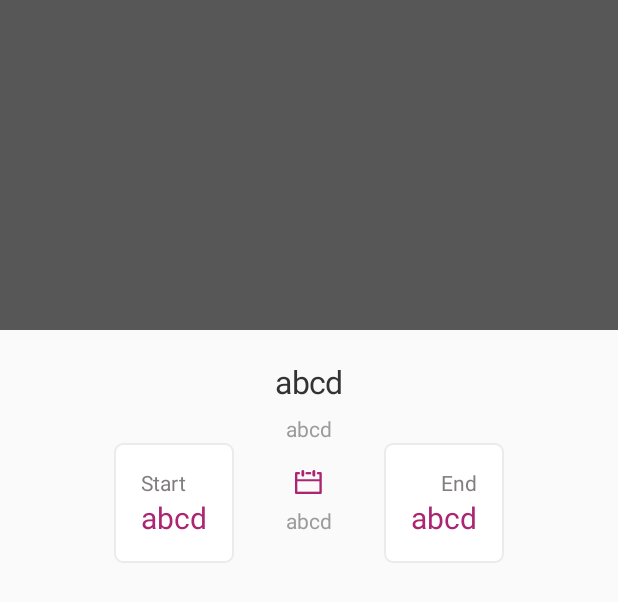
After one commit to meshvelianiTengo/IABCAndroid, an Android app: the layout fr_event_inner.xml on its own in the app's theme, with its tools: preview values and no code run, on a phone screen of 412 x 824 dp. The commit adds this screen. Shown: the top 602 px of the screen. Run offline under Robolectric (Android 15) with nearby library versions, the phone set to English and light mode, and no system bars.

Commit message:
fr_EVENT_INNER IS LAYOUT AWYOBILIA

```diff
--- /dev/null
+++ b/app/src/main/res/drawable/fr_event_inner_time_layout_background.xml
@@ -0,0 +1,14 @@
+<?xml version="1.0" encoding="utf-8"?>
+<selector xmlns:android="http://schemas.android.com/apk/res/android">
+    <item>
+        <shape>
+            <solid android:color="@android:color/white" />
+            <stroke
+                android:width="1dp"
+                android:color="@color/_EBEBEB" />
+            <corners
+                android:radius="5dp"
+                />
+        </shape>
+    </item>
+</selector>
--- /dev/null
+++ b/app/src/main/res/layout/fr_event_inner.xml
@@ -0,0 +1,141 @@
+<?xml version="1.0" encoding="utf-8"?>
+<LinearLayout xmlns:android="http://schemas.android.com/apk/res/android"
+    xmlns:app="http://schemas.android.com/apk/res-auto"
+    android:orientation="vertical"
+    android:layout_width="match_parent"
+    android:layout_height="match_parent"
+    android:gravity="center_horizontal">
+
+    <ImageView
+        android:id="@+id/fr_event_inner_image"
+        android:layout_width="match_parent"
+        android:layout_height="wrap_content"
+        android:minHeight="220dp"
+        android:background="@color/_black65"
+        />
+
+    <iabc.com.voli.iabcandroid.ui.custom.CTextView
+        android:id="@+id/fr_event_inner_title"
+        android:layout_width="wrap_content"
+        android:layout_height="wrap_content"
+        android:text="@string/app_def_text_short"
+        android:textColor="@color/_333333"
+        app:plusTextSize="@integer/plus_text_size_for_20"
+        app:font_name="AVERNIR_NEXT"
+        android:layout_marginTop="20dp"
+
+        />
+
+    <iabc.com.voli.iabcandroid.ui.custom.CTextView
+        android:id="@+id/fr_event_inner_location"
+        android:layout_marginTop="7dp"
+        android:layout_width="wrap_content"
+        android:layout_height="wrap_content"
+        android:textColor="@color/_9B9B9B"
+        android:text="@string/app_def_text_short"
+        app:plusTextSize="@integer/plus_text_size_for_12"
+        app:font_name="AVERNIR_NEXT"
+        />
+
+    <LinearLayout
+        android:layout_width="wrap_content"
+        android:layout_height="wrap_content"
+        android:orientation="horizontal"
+        android:gravity="center_horizontal"
+        >
+
+        <LinearLayout
+            android:layout_width="80dp"
+            android:layout_height="80dp"
+            android:background="@drawable/fr_event_inner_time_layout_background"
+            android:orientation="vertical"
+            android:gravity="center"
+            >
+            <LinearLayout
+                android:layout_width="wrap_content"
+                android:layout_height="wrap_content"
+                android:orientation="vertical"
+                >
+
+            <iabc.com.voli.iabcandroid.ui.custom.CTextView
+                android:layout_width="wrap_content"
+                android:layout_height="wrap_content"
+                android:textColor="@color/_827E7E"
+                app:plusTextSize="@integer/plus_text_size_for_12"
+                app:font_name="AVERNIR_NEXT"
+                android:text="@string/fr_event_inner_start"
+                />
+
+            <iabc.com.voli.iabcandroid.ui.custom.CTextView
+                android:layout_width="wrap_content"
+                android:layout_height="wrap_content"
+                android:textColor="@color/_AB2572"
+                app:plusTextSize="@integer/plus_text_size_for_18"
+                app:font_name="AVERNIR_NEXT"
+                android:text="@string/app_def_text_short"
+                />
+            </LinearLayout>
+
+        </LinearLayout>
+
+        <LinearLayout
+            android:layout_width="100dp"
+            android:layout_height="80dp"
+            android:gravity="center"
+            android:orientation="vertical"
+            >
+
+            <ImageView
+                android:layout_width="wrap_content"
+                android:layout_height="wrap_content"
+                android:src="@mipmap/calendar"
+                />
+
+            <iabc.com.voli.iabcandroid.ui.custom.CTextView
+                android:layout_width="wrap_content"
+                android:layout_height="wrap_content"
+                android:text="@string/app_def_text_short"
+                android:layout_marginTop="8dp"
+                android:textColor="@color/_9B9B9B"
+                app:plusTextSize="@integer/plus_text_size_for_12"
+                />
+
+        </LinearLayout>
+
+        <LinearLayout
+            android:layout_width="80dp"
+            android:layout_height="80dp"
+            android:background="@drawable/fr_event_inner_time_layout_background"
+            android:orientation="vertical"
+            android:gravity="center"
+            >
+
+            <LinearLayout
+                android:layout_width="wrap_content"
+                android:layout_height="wrap_content"
+                android:orientation="vertical"
+                android:gravity="right"
+                >
+                <iabc.com.voli.iabcandroid.ui.custom.CTextView
+                    android:layout_width="wrap_content"
+                    android:layout_height="wrap_content"
+                    android:textColor="@color/_827E7E"
+                    app:plusTextSize="@integer/plus_text_size_for_12"
+                    app:font_name="AVERNIR_NEXT"
+                    android:text="@string/fr_event_inner_end"
+                    />
+
+                <iabc.com.voli.iabcandroid.ui.custom.CTextView
+                    android:layout_width="wrap_content"
+                    android:layout_height="wrap_content"
+                    android:textColor="@color/_AB2572"
+                    app:plusTextSize="@integer/plus_text_size_for_18"
+                    app:font_name="AVERNIR_NEXT"
+                    android:text="@string/app_def_text_short"
+                    />
+
+                </LinearLayout>
+        </LinearLayout>
+
+    </LinearLayout>
+</LinearLayout>
--- a/app/src/main/res/values/colors.xml
+++ b/app/src/main/res/values/colors.xml
@@ -29,5 +29,10 @@
     <color name="_454545">#454545</color>
     <color name="_2E383D">#2E383D</color>
     <color name="_5C5C5C">#5C5C5C</color>
+    <color name="_333333">#333333</color>
+    <color name="_9B9B9B">#9B9B9B</color>
+    <color name="_EBEBEB">#EBEBEB</color>
+    <color name="_827E7E">#827E7E</color>
+    <color name="_AB2572">#AB2572</color>
 
 </resources>
--- a/app/src/main/res/values/strings.xml
+++ b/app/src/main/res/values/strings.xml
@@ -25,5 +25,7 @@
     <string name="fr_item_inner_release_director">Director:</string>
     <string name="fr_item_inner_release_writer">Writer:</string>
     <string name="fr_item_inner_release_actors">Actors:</string>
+    <string name="fr_event_inner_start">Start</string>
+    <string name="fr_event_inner_end">End</string>
 
 </resources>
```
